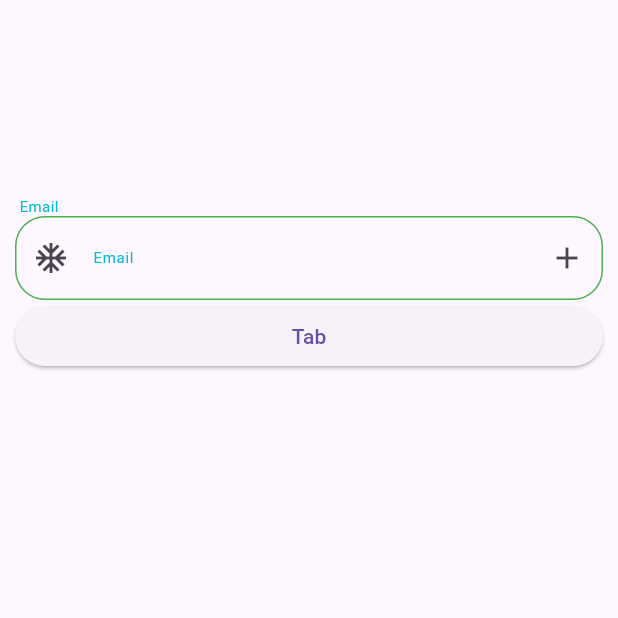
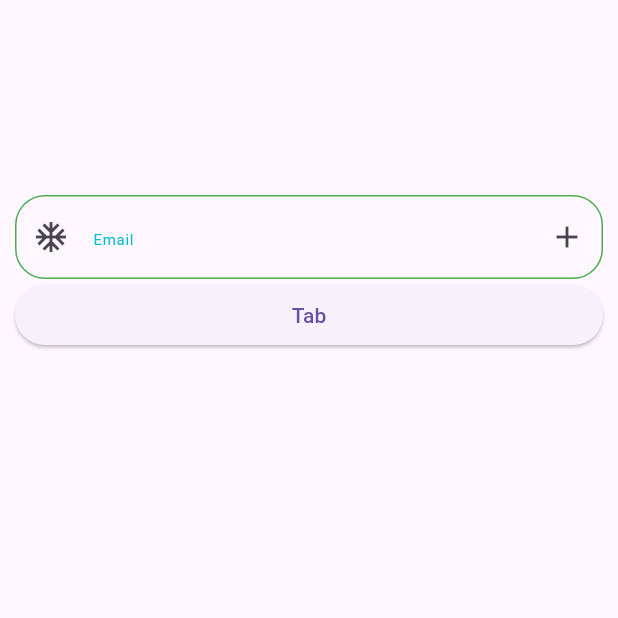
Before and after one commit to Mehrankhan-METRA-RGB/QuickUI, a Flutter app: the screen it shows after launch, on a phone screen of 412 x 824 dp, the top half of it. Run offline on Flutter 3.47's test engine with Material 3 defaults, Android fonts, the phone set to English and light mode, and no system bars; our stand-ins replace cached_network_image, flutter_svg.

Commit message:
Input Field

```diff
--- a/quick_ui/example/lib/main.dart
+++ b/quick_ui/example/lib/main.dart
@@ -68,7 +68,6 @@ class _ExampleState extends State<Example> {
                 borderRadius: BorderRadius.circular(20),
               ),
               hintText: 'Email',
-              title: 'Email',
               suffixIcon: const Icon(Icons.add),
               prefixIcon: Icons.ac_unit_sharp,
               textStyle: const TextStyle(
```
